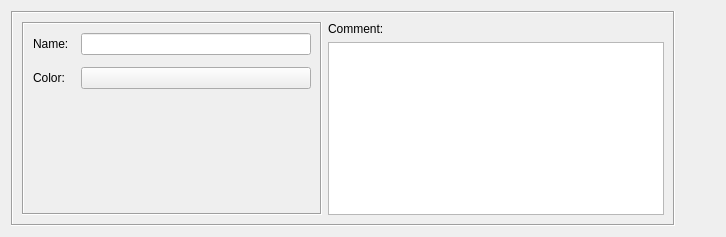
First picture: the form in src/gui/librarydialog_q.ui, repository fwbuilder/fwbuilder, before the edit.
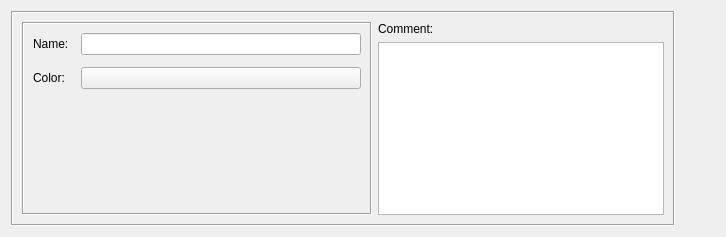
Second picture: the form after the edit.

Patch:
```diff
--- a/src/gui/librarydialog_q.ui
+++ b/src/gui/librarydialog_q.ui
@@ -29,13 +29,13 @@
        <widget class="QFrame" name="frame56" >
         <property name="minimumSize" >
          <size>
-          <width>300</width>
+          <width>350</width>
           <height>0</height>
          </size>
         </property>
         <property name="maximumSize" >
          <size>
-          <width>300</width>
+          <width>350</width>
           <height>16777215</height>
          </size>
         </property>
```
